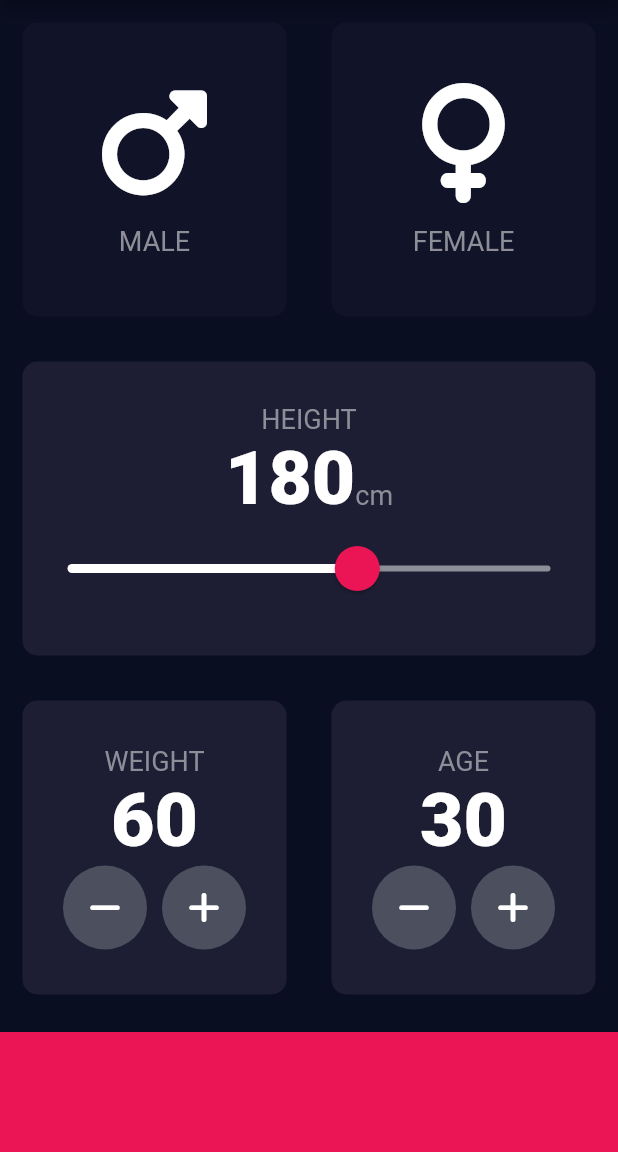
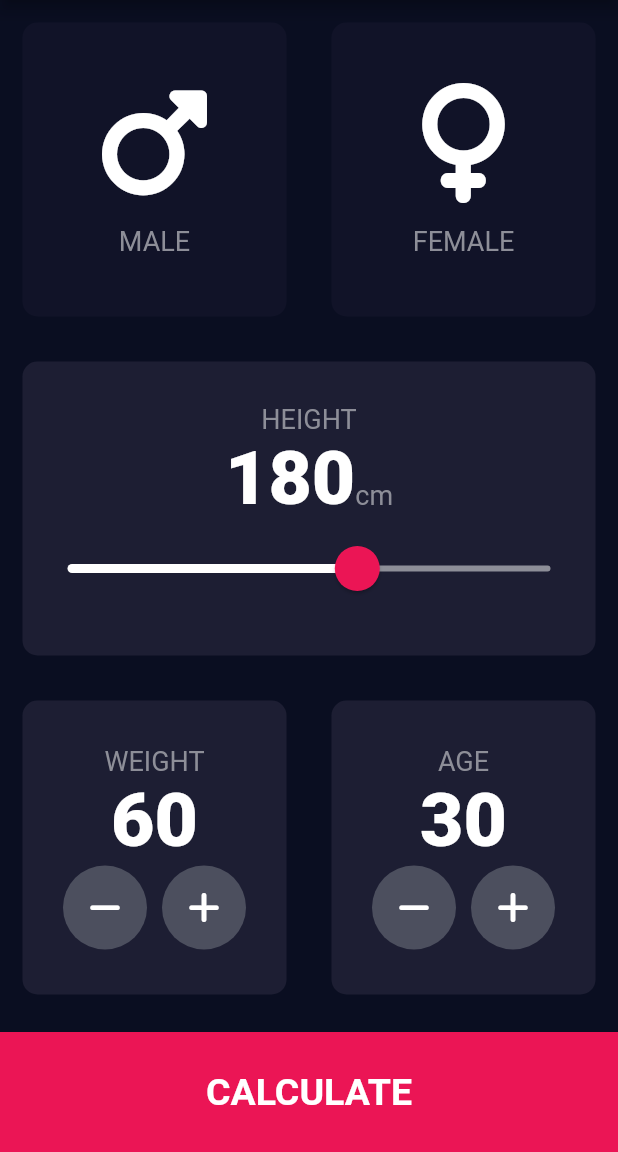
Before and after one commit to flutter-r2/bmi_calculator_flutter, a Flutter app: the screen it shows after launch, on a phone screen of 412 x 824 dp, the part 84-1236 px from its top. Run offline on Flutter 3.47's test engine with Material 2 defaults, Android fonts, the phone set to English and light mode, and no system bars; our stand-ins replace font_awesome_flutter.

Commit message:
Results style and componentization

```diff
--- /dev/null
+++ b/lib/components/bottom_button.dart
@@ -0,0 +1,29 @@
+import 'package:bmi_calculator_flutter/constants.dart';
+import 'package:flutter/material.dart';
+
+class BottomButton extends StatelessWidget {
+  // ignore: use_key_in_widget_constructors
+  const BottomButton({required this.onTap, required this.title});
+
+  final VoidCallback onTap;
+  final String title;
+
+  @override
+  Widget build(BuildContext context) {
+    return GestureDetector(
+      onTap: onTap,
+      child: Container(
+        child: Center(
+          child: Text(
+            title,
+            style: kLargeButtonTextStyle,
+          ),
+        ),
+        color: kBottomContainerColor,
+        margin: const EdgeInsets.only(top: 10.0),
+        width: double.infinity,
+        height: kBottomContainerHeight,
+      ),
+    );
+  }
+}
--- a/lib/gender_content.dart
+++ b/lib/components/gender_content.dart
@@ -1,6 +1,6 @@
 import 'package:flutter/material.dart';
 
-import 'constants.dart';
+import '../constants.dart';
 
 class GenderContent extends StatelessWidget {
   final IconData? genderIcon;
--- /dev/null
+++ b/lib/components/round_icon_button.dart
@@ -0,0 +1,27 @@
+import 'package:flutter/material.dart';
+
+class RoundIconButton extends StatelessWidget {
+  final VoidCallback onPressed;
+  final IconData icon;
+
+  // ignore: use_key_in_widget_constructors
+  const RoundIconButton({required this.onPressed, required this.icon});
+
+  @override
+  Widget build(BuildContext context) {
+    return RawMaterialButton(
+      elevation: 0.0,
+      constraints: const BoxConstraints.tightFor(
+        width: 56.0,
+        height: 56.0,
+      ),
+      shape: const CircleBorder(),
+      fillColor: const Color(0xFF4C4F5E),
+      child: Icon(
+        icon,
+        color: Colors.white,
+      ),
+      onPressed: onPressed,
+    );
+  }
+}
--- a/lib/main.dart
+++ b/lib/main.dart
@@ -1,6 +1,6 @@
 import 'package:flutter/material.dart';
 
-import 'input_page.dart';
+import 'screens/input_page.dart';
 
 void main() => runApp(BMICalculator());
 
--- a/lib/input_page.dart
+++ b/lib/screens/input_page.dart
@@ -1,9 +1,12 @@
+import 'package:bmi_calculator_flutter/components/bottom_button.dart';
+import 'package:bmi_calculator_flutter/screens/results_page.dart';
 import 'package:flutter/material.dart';
 import 'package:font_awesome_flutter/font_awesome_flutter.dart';
 
-import 'bmi_card.dart';
-import 'constants.dart';
-import 'gender_content.dart';
+import '../components/bmi_card.dart';
+import '../components/gender_content.dart';
+import '../components/round_icon_button.dart';
+import '../constants.dart';
 
 enum Gender {
   male,
@@ -66,7 +69,7 @@ class _InputPageState extends State<InputPage> {
               child: Column(
                 mainAxisAlignment: MainAxisAlignment.center,
                 children: [
-                  Text(
+                  const Text(
                     'HEIGHT',
                     style: kLabelTextStyle,
                   ),
@@ -79,7 +82,7 @@ class _InputPageState extends State<InputPage> {
                         height.toString(),
                         style: kNumberTextStyle,
                       ),
-                      Text(
+                      const Text(
                         'cm',
                         style: kLabelTextStyle,
                       )
@@ -92,9 +95,9 @@ class _InputPageState extends State<InputPage> {
                       thumbColor: kSliderActiveColor,
                       overlayColor: kSliderOverlayColor,
                       thumbShape:
-                          RoundSliderThumbShape(enabledThumbRadius: 15.0),
+                          const RoundSliderThumbShape(enabledThumbRadius: 15.0),
                       overlayShape:
-                          RoundSliderOverlayShape(overlayRadius: 30.0),
+                          const RoundSliderOverlayShape(overlayRadius: 30.0),
                     ),
                     child: Slider(
                       value: height.toDouble(),
@@ -183,40 +186,17 @@ class _InputPageState extends State<InputPage> {
               ],
             ),
           ),
-          Container(
-            color: kBottomContainerColor,
-            margin: const EdgeInsets.only(top: 10.0),
-            width: double.infinity,
-            height: kBottomContainerHeight,
+          BottomButton(
+            onTap: () {
+              Navigator.push(
+                context,
+                MaterialPageRoute(builder: (context) => ResultsPage()),
+              );
+            },
+            title: 'CALCULATE',
           ),
         ],
       ),
     );
   }
 }
-
-class RoundIconButton extends StatelessWidget {
-  final VoidCallback onPressed;
-  final IconData icon;
-
-  // ignore: use_key_in_widget_constructors
-  const RoundIconButton({required this.onPressed, required this.icon});
-
-  @override
-  Widget build(BuildContext context) {
-    return RawMaterialButton(
-      elevation: 0.0,
-      constraints: const BoxConstraints.tightFor(
-        width: 56.0,
-        height: 56.0,
-      ),
-      shape: const CircleBorder(),
-      fillColor: const Color(0xFF4C4F5E),
-      child: Icon(
-        icon,
-        color: Colors.white,
-      ),
-      onPressed: onPressed,
-    );
-  }
-}
```
Also changed, not shown: lib/constants.dart (+25 -0 lines), lib/screens/results_page.dart (added, +59 -0 lines), lib/components/bmi_card.dart (renamed from lib/bmi_card.dart).
